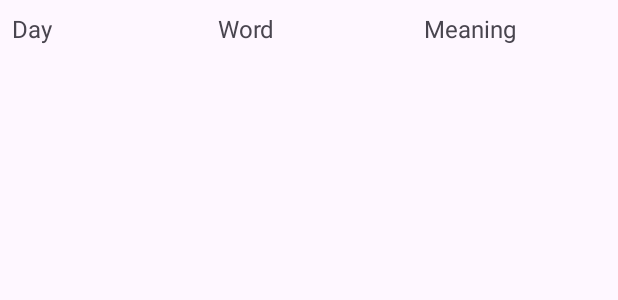
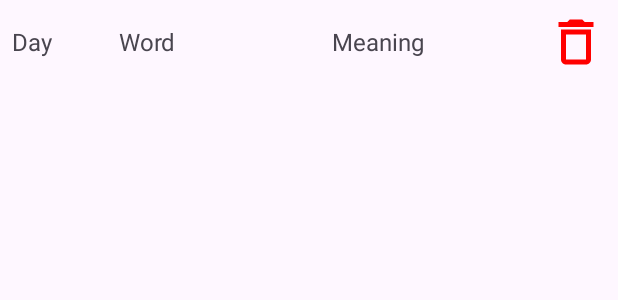
Before and after one commit to JunseoPark123/madcamp_androidproject1, an Android app: the layout item_vocabulary.xml on its own in the app's theme, with its tools: preview values and no code run, on a phone screen of 412 x 824 dp. Shown: the top 300 px of the screen. Run offline under Robolectric (Android 15) with nearby library versions, the phone set to English and light mode, and no system bars.

Commit message:
finish to make delete button on myvoca

```diff
--- a/app/src/main/res/layout/item_vocabulary.xml
+++ b/app/src/main/res/layout/item_vocabulary.xml
@@ -4,38 +4,54 @@
     xmlns:app="http://schemas.android.com/apk/res-auto"
     android:padding="8dp">
 
+    <ImageButton
+        android:id="@+id/delete_button"
+        android:layout_width="wrap_content"
+        android:layout_height="wrap_content"
+        android:background="?attr/selectableItemBackgroundBorderless"
+        android:scaleType="center"
+        android:src="@drawable/baseline_delete_24"
+        app:layout_constraintEnd_toEndOf="parent"
+        app:layout_constraintTop_toTopOf="parent"
+        app:layout_constraintBottom_toBottomOf="parent" />
+
     <TextView
         android:id="@+id/tvDay"
         android:layout_width="0dp"
-        android:layout_height="wrap_content"
+        android:layout_height="0dp"
         android:text="Day"
         android:textSize="16sp"
+        android:gravity="center_vertical"
         app:layout_constraintStart_toStartOf="parent"
-        app:layout_constraintTop_toTopOf="parent"
         app:layout_constraintEnd_toStartOf="@+id/tvWord"
-        android:layout_marginEnd="8dp"/>
+        app:layout_constraintTop_toTopOf="@+id/delete_button"
+        app:layout_constraintBottom_toBottomOf="@+id/delete_button"
+        app:layout_constraintHorizontal_weight="1"/>
 
     <TextView
         android:id="@+id/tvWord"
         android:layout_width="0dp"
-        android:layout_height="wrap_content"
+        android:layout_height="0dp"
+        android:gravity="center_vertical"
         android:text="Word"
         android:textSize="16sp"
         app:layout_constraintStart_toEndOf="@+id/tvDay"
         app:layout_constraintEnd_toStartOf="@+id/tvMeaning"
-        app:layout_constraintTop_toTopOf="parent"
-        android:layout_marginStart="8dp"
-        android:layout_marginEnd="8dp"/>
+        app:layout_constraintTop_toTopOf="@+id/delete_button"
+        app:layout_constraintBottom_toBottomOf="@+id/delete_button"
+        app:layout_constraintHorizontal_weight="2"/>
 
     <TextView
         android:id="@+id/tvMeaning"
         android:layout_width="0dp"
-        android:layout_height="wrap_content"
+        android:layout_height="0dp"
         android:text="Meaning"
+        android:gravity="center_vertical"
         android:textSize="16sp"
         app:layout_constraintStart_toEndOf="@+id/tvWord"
-        app:layout_constraintEnd_toEndOf="parent"
-        app:layout_constraintTop_toTopOf="parent"
-        android:layout_marginStart="8dp"/>
+        app:layout_constraintEnd_toStartOf="@+id/delete_button"
+        app:layout_constraintTop_toTopOf="@+id/delete_button"
+        app:layout_constraintBottom_toBottomOf="@+id/delete_button"
+        app:layout_constraintHorizontal_weight="2"/>
 
 </androidx.constraintlayout.widget.ConstraintLayout>
```
Also changed, not shown: app/src/main/java/com/example/madcamp_androidproject/MyVocaActivity.kt (+15 -1 lines), app/src/main/java/com/example/madcamp_androidproject/VocabularyAdapter.kt (+10 -6 lines).
